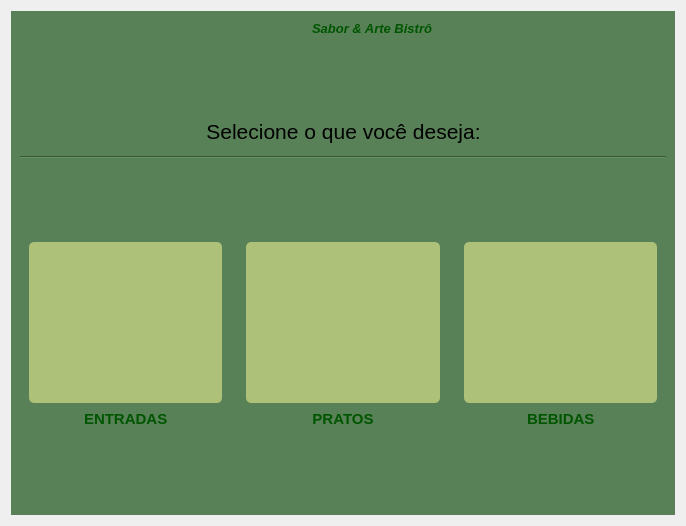
This is telas_qt/janela_cardapio.ui in lauraprass/aplicativo_de_pedidos_para_restaurante as Qt 5 draws it before an edit. The edited form follows.
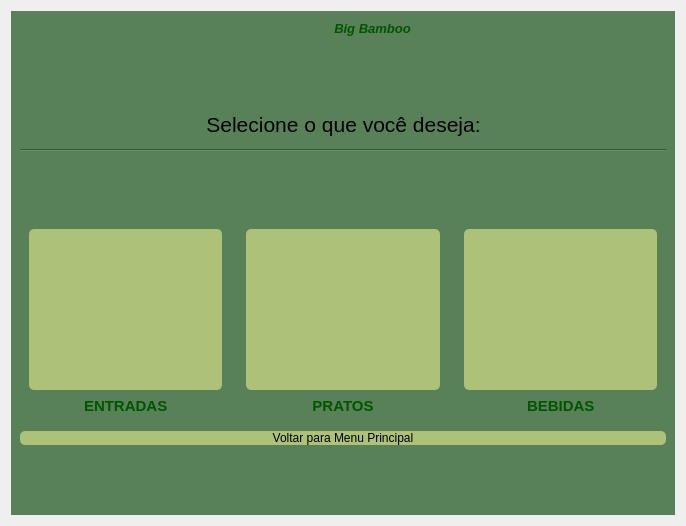
This is the edited form. Icons and pictures are not drawn.

Commit message: logo adicionada

Diff of the .ui file:
```diff
--- a/telas_qt/janela_cardapio.ui
+++ b/telas_qt/janela_cardapio.ui
@@ -46,6 +46,12 @@
               <height>25</height>
              </size>
             </property>
+            <property name="maximumSize">
+             <size>
+              <width>52</width>
+              <height>25</height>
+             </size>
+            </property>
             <property name="toolTip">
              <string>&lt;html&gt;&lt;head/&gt;&lt;body&gt;&lt;p&gt;&lt;img src=&quot;:/icon/restaurant.png&quot;/&gt;&lt;/p&gt;&lt;/body&gt;&lt;/html&gt;</string>
             </property>
@@ -71,7 +77,7 @@
              <bool>true</bool>
             </property>
             <property name="text">
-             <string notr="true">&lt;html&gt;&lt;head/&gt;&lt;body&gt;&lt;p align=&quot;center&quot;&gt;&lt;span style=&quot; font-size:16pt; font-weight:600; font-style:italic; color:#005500; vertical-align:super;&quot;&gt;Sabor &amp;amp; Arte Bistrô&lt;/span&gt;&lt;/p&gt;&lt;/body&gt;&lt;/html&gt;</string>
+             <string notr="true">&lt;html&gt;&lt;head/&gt;&lt;body&gt;&lt;p align=&quot;center&quot;&gt;&lt;span style=&quot; font-size:16pt; font-weight:600; font-style:italic; color:#005500; vertical-align:super;&quot;&gt;Big Bamboo&lt;/span&gt;&lt;/p&gt;&lt;/body&gt;&lt;/html&gt;</string>
             </property>
            </widget>
           </item>
@@ -99,8 +105,8 @@
         </property>
         <property name="sizeHint" stdset="0">
          <size>
-          <width>18</width>
-          <height>60</height>
+          <width>639</width>
+          <height>13</height>
          </size>
         </property>
        </spacer>
@@ -482,6 +488,20 @@
         </item>
        </layout>
       </item>
+      <item>
+       <widget class="QPushButton" name="btn_voltar_menu_principal">
+        <property name="styleSheet">
+         <string notr="true">background-color: #adc178; 
+font: 75 8pt &quot;MS Shell Dlg 2&quot;;
+font: 75 10pt &quot;MS Shell Dlg 2&quot;;
+border-radius: 5px;
+</string>
+        </property>
+        <property name="text">
+         <string>Voltar para Menu Principal</string>
+        </property>
+       </widget>
+      </item>
       <item>
        <spacer name="verticalSpacer_6">
         <property name="orientation">
```
Left out of the diff: 9 changed lines with no effect on the pictures.
